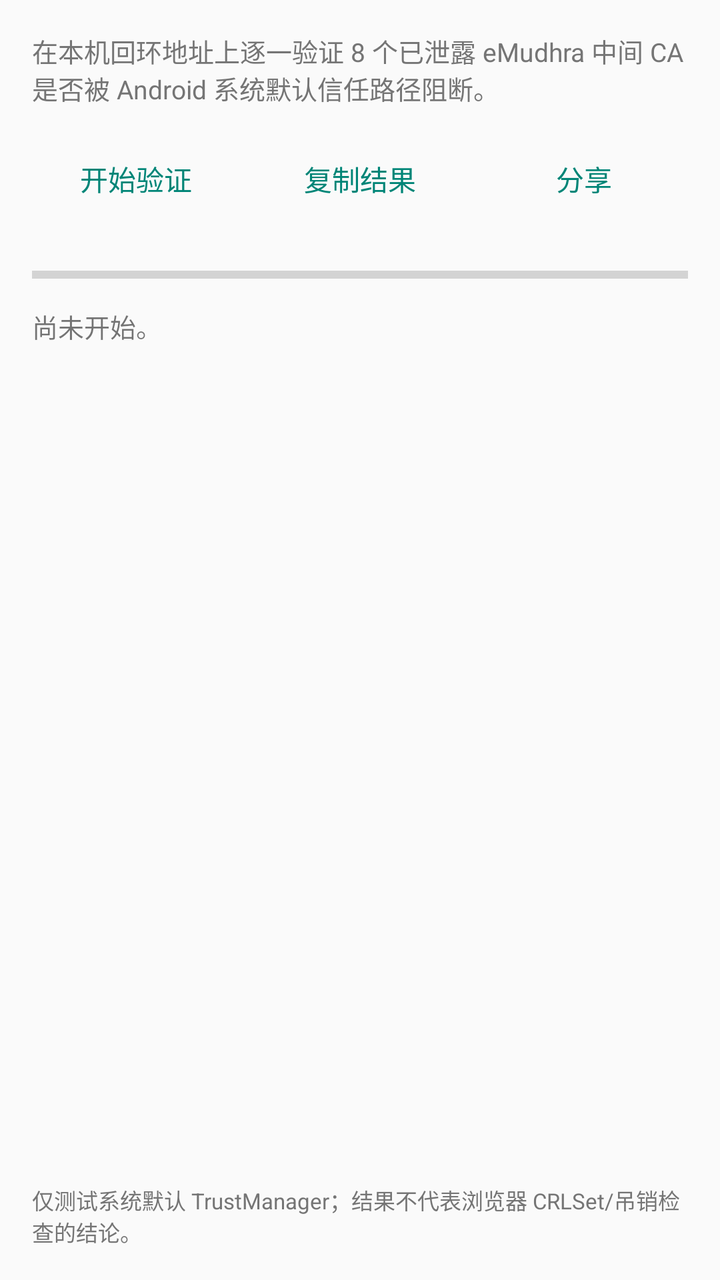
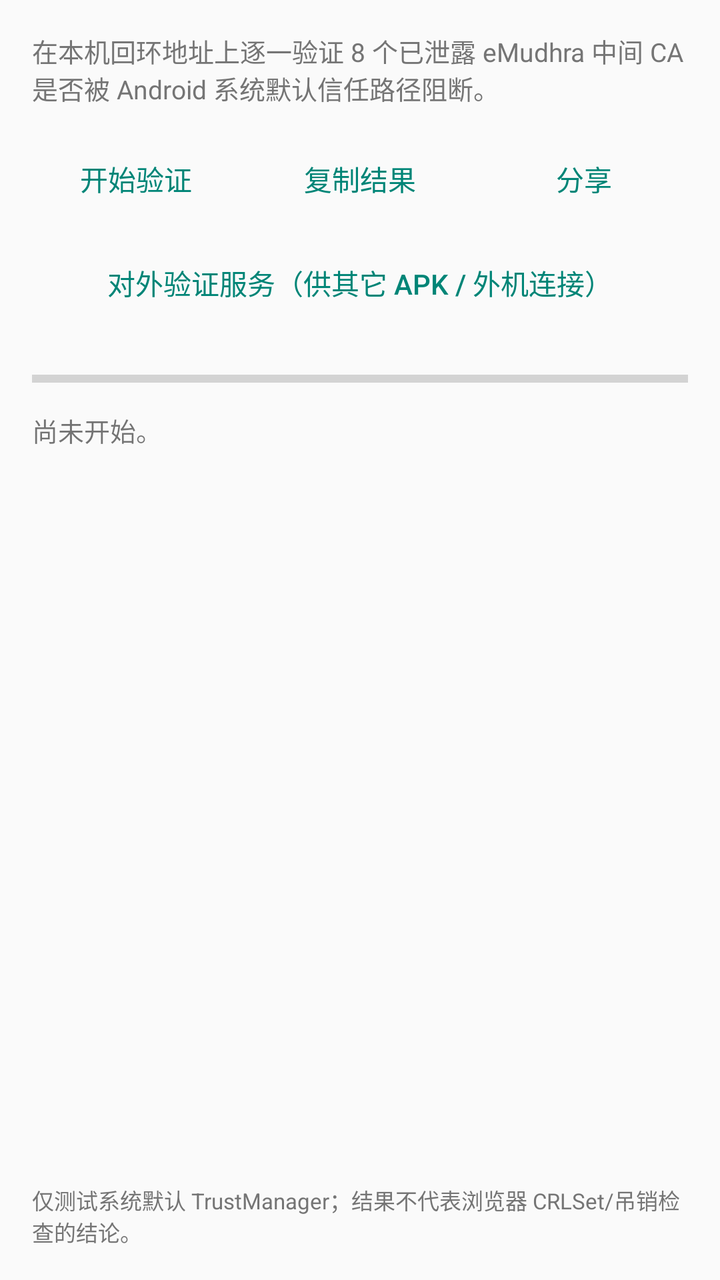

Compare the two renders of this Android layout. The source of the first and the diff that turns it into the second are given below.
<!-- AndroidManifest.xml: application theme android:Theme.Material.Light.DarkActionBar -->
<!-- res/layout/activity_main.xml -->
<?xml version="1.0" encoding="utf-8"?>
<LinearLayout xmlns:android="http://schemas.android.com/apk/res/android"
    android:layout_width="match_parent"
    android:layout_height="match_parent"
    android:orientation="vertical"
    android:padding="16dp">

    <TextView
        android:layout_width="match_parent"
        android:layout_height="wrap_content"
        android:text="@string/app_subtitle"
        android:textColor="@color/hint"
        android:textSize="13sp" />

    <LinearLayout
        android:layout_width="match_parent"
        android:layout_height="wrap_content"
        android:layout_marginTop="12dp"
        android:orientation="horizontal"
        style="?android:attr/buttonBarStyle">

        <Button
            android:id="@+id/button_start"
            android:layout_width="0dp"
            android:layout_height="wrap_content"
            android:layout_weight="1"
            android:minWidth="0dp"
            android:text="@string/start"
            android:textSize="14sp"
            style="?android:attr/buttonBarButtonStyle" />

        <Button
            android:id="@+id/button_copy"
            android:layout_width="0dp"
            android:layout_height="wrap_content"
            android:layout_marginStart="8dp"
            android:layout_weight="1"
            android:minWidth="0dp"
            android:text="@string/copy"
            android:textSize="14sp"
            style="?android:attr/buttonBarButtonStyle" />

        <Button
            android:id="@+id/button_share"
            android:layout_width="0dp"
            android:layout_height="wrap_content"
            android:layout_marginStart="8dp"
            android:layout_weight="1"
            android:minWidth="0dp"
            android:text="@string/share"
            android:textSize="14sp"
            style="?android:attr/buttonBarButtonStyle" />
    </LinearLayout>

    <ProgressBar
        android:id="@+id/progress"
        style="?android:attr/progressBarStyleHorizontal"
        android:layout_width="match_parent"
        android:layout_height="wrap_content"
        android:layout_marginTop="16dp"
        android:max="8"
        android:progress="0" />

    <TextView
        android:id="@+id/status"
        android:layout_width="match_parent"
        android:layout_height="wrap_content"
        android:layout_marginTop="8dp"
        android:text="@string/idle"
        android:textSize="13sp" />

    <ListView
        android:id="@+id/result_list"
        android:layout_width="match_parent"
        android:layout_height="0dp"
        android:layout_marginTop="4dp"
        android:layout_weight="1"
        android:divider="@color/divider"
        android:dividerHeight="1dp" />

    <TextView
        android:layout_width="match_parent"
        android:layout_height="wrap_content"
        android:layout_marginTop="8dp"
        android:text="@string/footnote"
        android:textColor="@color/hint"
        android:textSize="11sp" />
</LinearLayout>
<!-- resources referenced by this layout -->
<resources>
  <color name="divider">#1F000000</color>
  <color name="hint">#757575</color>
  <string name="app_subtitle">在本机回环地址上逐一验证 8 个已泄露 eMudhra 中间 CA 是否被 Android 系统默认信任路径阻断。</string>
  <string name="copy">复制结果</string>
  <string name="footnote">仅测试系统默认 TrustManager；结果不代表浏览器 CRLSet/吊销检查的结论。</string>
  <string name="idle">尚未开始。</string>
  <string name="share">分享</string>
  <string name="start">开始验证</string>
</resources>

<!-- the commit's change to res/layout/activity_main.xml (unified diff, before → after) -->
@@ -52,6 +52,16 @@
             style="?android:attr/buttonBarButtonStyle" />
     </LinearLayout>
 
+    <Button
+        android:id="@+id/button_expose"
+        android:layout_width="match_parent"
+        android:layout_height="wrap_content"
+        android:layout_marginTop="4dp"
+        android:minWidth="0dp"
+        android:text="@string/expose_entry"
+        android:textSize="14sp"
+        style="?android:attr/buttonBarButtonStyle" />
+
     <ProgressBar
         android:id="@+id/progress"
         style="?android:attr/progressBarStyleHorizontal"
<!-- resource entries referenced after the edit -->
@@ -4,6 +4,7 @@
   <color name="hint">#757575</color>
   <string name="app_subtitle">在本机回环地址上逐一验证 8 个已泄露 eMudhra 中间 CA 是否被 Android 系统默认信任路径阻断。</string>
   <string name="copy">复制结果</string>
+  <string name="expose_entry">对外验证服务（供其它 APK / 外机连接）</string>
   <string name="footnote">仅测试系统默认 TrustManager；结果不代表浏览器 CRLSet/吊销检查的结论。</string>
   <string name="idle">尚未开始。</string>
   <string name="share">分享</string>
